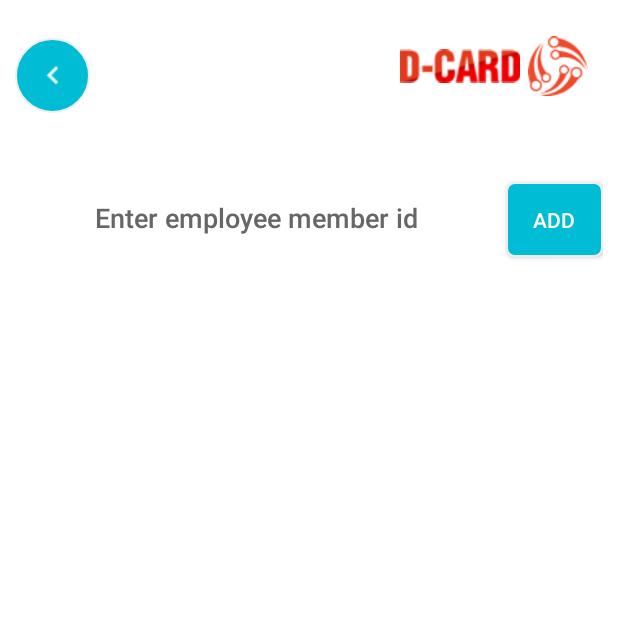
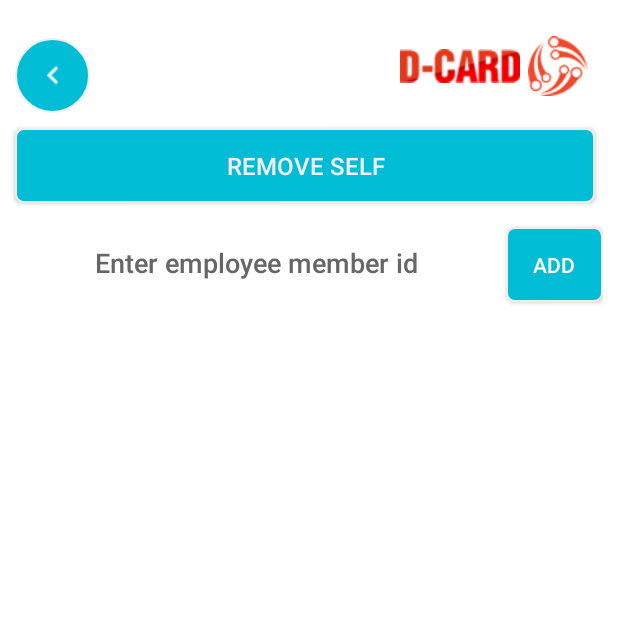
Before and after one commit to workspaceit/Dcard-Android, an Android app: the ManageEmployeeActivity screen opened directly, with no data from a screen before it, on a phone screen of 412 x 824 dp, the top half of it. Run offline under Robolectric (Android 15) with nearby library versions, the phone set to English and light mode, and no system bars; libraries missing offline, so code that uses them is left out: com.journeyapps.barcodescanner.

```diff
--- a/app/src/main/java/com/com/workspace/activity/HomeActivity.java
+++ b/app/src/main/java/com/com/workspace/activity/HomeActivity.java
@@ -208,6 +208,7 @@ public class HomeActivity extends Activity implements View.OnClickListener {
 
     public void logOutUser()
     {
+        this.sm.logoutUser();
         Intent intent = new Intent(HomeActivity.this,LoginActivity.class);
         startActivity(intent);
         finish();
--- a/app/src/main/res/layout/manage_employee_layout.xml
+++ b/app/src/main/res/layout/manage_employee_layout.xml
@@ -43,6 +43,21 @@
             android:scaleType="centerInside"
             android:src="@drawable/ic_keyboard_arrow" />
 
+        <Button
+            android:id="@+id/removeSelf"
+            android:layout_width="match_parent"
+            android:layout_height="wrap_content"
+            android:layout_below="@+id/back"
+            android:layout_marginTop="10dp"
+            android:layout_marginRight="15dp"
+            android:layout_marginLeft="10dp"
+            android:text="Remove self"
+            android:textSize="16dp"
+            android:background="@drawable/custom_button"
+            android:scaleType="centerInside"
+            android:src="@drawable/ic_keyboard_arrow" />
+
+
         <LinearLayout
             android:id="@+id/layout3"
             android:layout_width="match_parent"
@@ -50,6 +65,7 @@
             android:layout_below="@+id/back"
             android:orientation="horizontal"
             android:padding="10dp"
+            android:layout_marginTop="30dp"
             android:weightSum="3">
 
             <EditText
```
Also changed, not shown: app/src/main/java/com/com/workspace/activity/ManageEmployeeActivity.java (+95 -6 lines), app/src/main/java/com/service/BusinessManagerService.java (+41 -3 lines).
